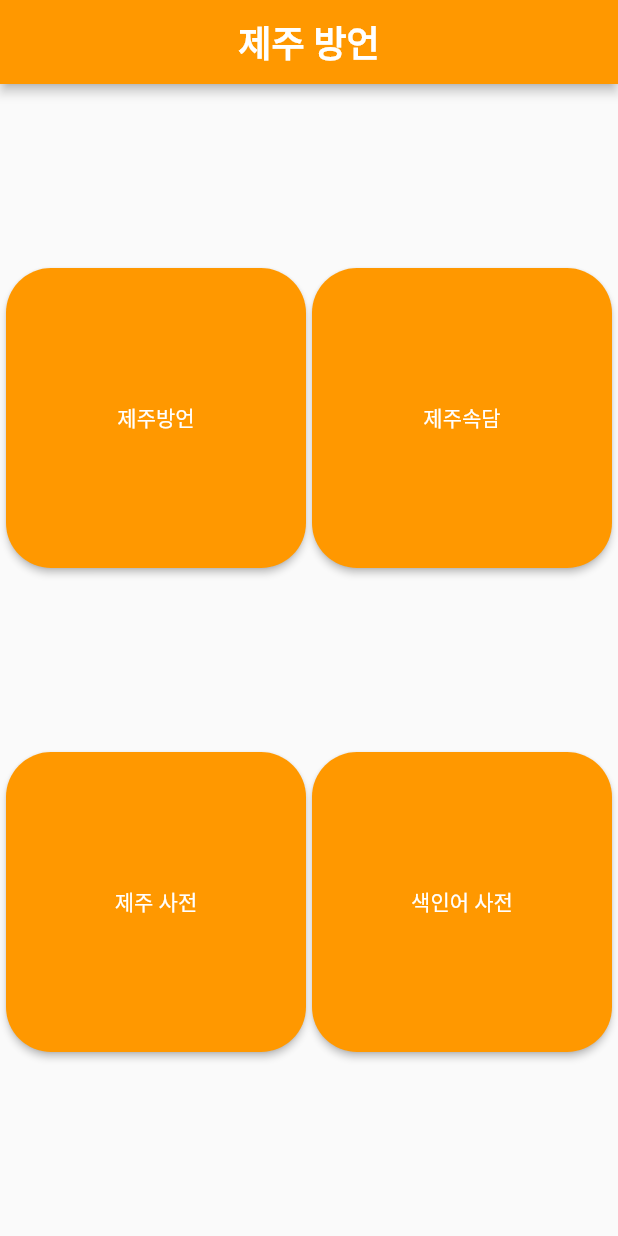
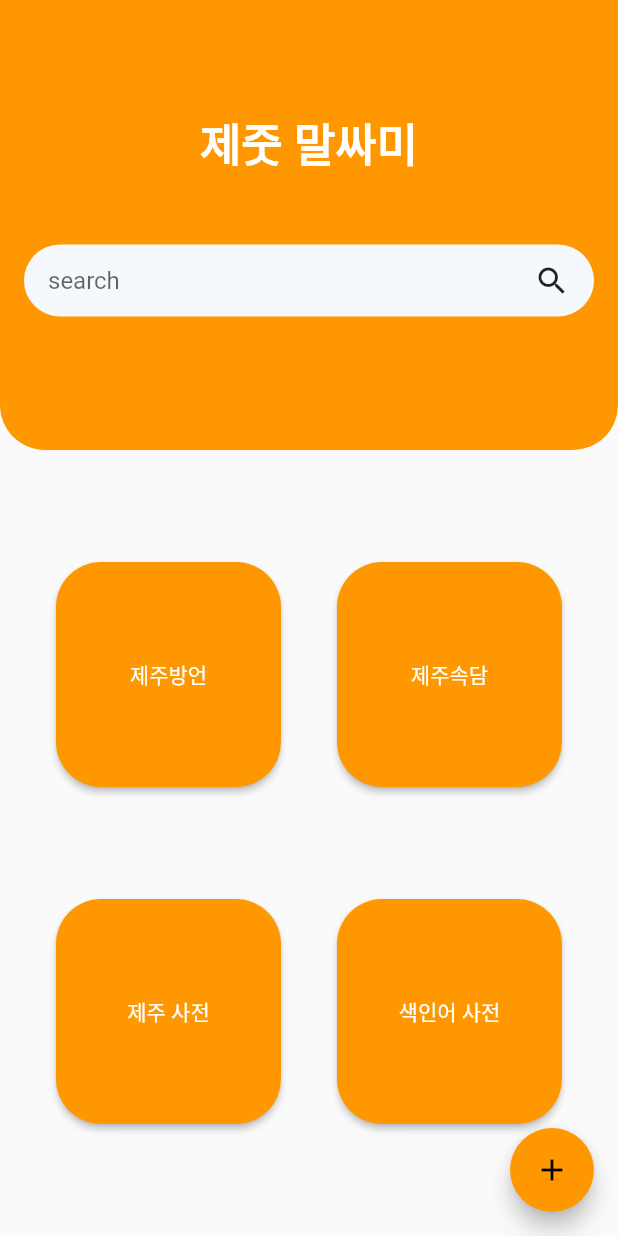
Before and after one commit to bonjin-app/jeju_dialect_old, a Flutter app: the screen it shows after launch, on a phone screen of 412 x 824 dp. Run offline on Flutter 3.47's test engine with Material 2 defaults, Android fonts, the phone set to English and light mode, and no system bars; our stand-ins replace logger; missing offline and left inert: xml2json.

Commit message:
메인화면 및 제주 방언 생활 페이지 수정

```diff
--- a/lib/screens/home/home_screen.dart
+++ b/lib/screens/home/home_screen.dart
@@ -5,48 +5,86 @@ import 'package:jejudialect/screens/keyword/keyword_screen.dart';
 import 'package:jejudialect/screens/lifedialect/lifedialect_screen.dart';
 import 'package:jejudialect/screens/proverb/proverb_screen.dart';
 
-void main() {
-  runApp(MaterialApp(
-    title: '제주방언',
-    home: Scaffold(
-      appBar: AppBar(
-        title: Text("제주 방언"),
-      ),
-      body: HomeScreen(),
-    ),
-  ));
-}
+class HomeScreen extends StatelessWidget {
+  static const String _longText = '제줏 말싸미';
 
-class HomeScreen extends StatelessWidget {
   @override
   Widget build(BuildContext context) {
+
     return Scaffold(
-      appBar: AppBar(
-        title: Text(
-          "제주 방언",
+      body: Column(
+        children: [
+          Container(
+            height: 300,
+            decoration: BoxDecoration(
+              color: Colors.orange,
+              borderRadius: BorderRadius.only(
+                  bottomLeft: Radius.circular(30),
+                  bottomRight: Radius.circular(30)),
+            ),
+            child: Center(
+              child: Column(
+                mainAxisAlignment: MainAxisAlignment.center,
+                children: <Widget>[
+                  Container(
+                    child: Column(
+                      crossAxisAlignment: CrossAxisAlignment.center,
+                      children: [
+                        Text(
+                          _longText,
                           style: TextStyle(
-              fontSize: 24, fontWeight: FontWeight.w600, color: Colors.white),
+                            fontSize: 30,
+                            fontWeight: FontWeight.w600,
+                            color: Colors.white,
                           ),
-        centerTitle: true,
-        backgroundColor: Colors.orange,
-        elevation: 3,
                         ),
-      body: Container(
+                        SizedBox(
+                          height: 30,
+                        ),
+                        Container(
+                          decoration: BoxDecoration(
+                              color: Color(0xFFF5F8FD),
+                              borderRadius: BorderRadius.circular(30)
+                          ),
+                          padding: const EdgeInsets.symmetric(horizontal: 16),
+                          margin: const EdgeInsets.symmetric(horizontal: 16, vertical: 16),
+                          child: Row(
+                            children: <Widget>[
+                              Expanded(
+                                child: TextField(
+
+                                  decoration: InputDecoration(
+                                    hintText: 'search',
+                                    border: InputBorder.none,
+                                  ),
+                                ),
+                              ),
+                              InkWell(
+                                onTap: () {
+                                },
+                                child: Container(child: Icon(Icons.search)),
+                              ),
+                            ],
+                          ),
+                        ),
+                      ],
+                    ),
+                  ),
+                ],
+              ),
+            ),
+          ),
+          Expanded(
+            child: Container(
               child: Column(
                 mainAxisAlignment: MainAxisAlignment.spaceEvenly,
                 children: <Widget>[
-//            Image(
-//              image: AssetImage('images/jeju.png'),
-//              width: 200,
-//              height: 200,
-//              fit: BoxFit.cover,
-//            ),
                   Row(
                     mainAxisAlignment: MainAxisAlignment.spaceEvenly,
                     children: <Widget>[
-                new SizedBox(
-                  width: 200,
-                  height: 200,
+                      SizedBox(
+                        width: 150,
+                        height: 150,
                         child: RaisedButton(
                             child: Text("제주방언"),
                             textColor: Colors.white,
@@ -60,11 +98,10 @@ class HomeScreen extends StatelessWidget {
                             shape: RoundedRectangleBorder(
                                 borderRadius: new BorderRadius.circular(30.0))),
                       ),
-                new SizedBox(
-                  width: 200,
-                  height: 200,
+                      SizedBox(
+                        width: 150,
+                        height: 150,
                         child: RaisedButton(
-//                    child: Image.asset('images/jeju.png'),
                             child: Text("제주속담"),
                             textColor: Colors.white,
                             color: Colors.orange,
@@ -82,9 +119,9 @@ class HomeScreen extends StatelessWidget {
                   Row(
                     mainAxisAlignment: MainAxisAlignment.spaceEvenly,
                     children: <Widget>[
-                new SizedBox(
-                  width: 200,
-                  height: 200,
+                      SizedBox(
+                        width: 150,
+                        height: 150,
                         child: RaisedButton(
                             child: Text("제주 사전"),
                             textColor: Colors.white,
@@ -98,9 +135,9 @@ class HomeScreen extends StatelessWidget {
                             shape: RoundedRectangleBorder(
                                 borderRadius: new BorderRadius.circular(30.0))),
                       ),
-                new SizedBox(
-                  width: 200,
-                  height: 200,
+                      SizedBox(
+                        width: 150,
+                        height: 150,
                         child: RaisedButton(
                             child: Text("색인어 사전"),
                             textColor: Colors.white,
@@ -119,6 +156,13 @@ class HomeScreen extends StatelessWidget {
                 ],
               ),
             ),
+          )
+        ],
+      ),
+      floatingActionButton: FloatingActionButton(
+        tooltip: 'Increment',
+        child: Icon(Icons.add),
+      ),
     );
   }
 }
--- a/lib/screens/lifedialect/components/lifedialect_item.dart
+++ b/lib/screens/lifedialect/components/lifedialect_item.dart
@@ -1,6 +1,5 @@
 import 'package:flutter/material.dart';
 import 'package:jejudialect/constants/strings.dart';
-import 'package:jejudialect/enums/life_dialect_type.dart';
 import 'package:jejudialect/models/life_dialect.dart';
 import 'package:jejudialect/screens/lifedialect/lifedialect_detail_screen.dart';
 import 'package:jejudialect/widgets/custom_tile.dart';
@@ -37,6 +36,17 @@ class LifeDialectItem extends StatelessWidget {
           ],
         ),
       ),
+      trailing: Container(
+        constraints: BoxConstraints(maxHeight: 60, maxWidth: 60),
+        child: Stack(
+          children: <Widget>[
+            CircleAvatar(
+              backgroundImage: NetworkImage("$baseUrl/${item.image1Url}"),
+              maxRadius: 30,
+            ),
+          ],
+        ),
+      ),
     );
   }
 }
--- a/lib/screens/lifedialect/lifedialect_screen.dart
+++ b/lib/screens/lifedialect/lifedialect_screen.dart
@@ -31,20 +31,17 @@ class _LifeDialectScreenState extends State<LifeDialectScreen> {
   Widget build(BuildContext context) {
 
     return Scaffold(
-      appBar: AppBar(),
+      appBar: AppBar(
+        title: Text(
+            "제주방언"
+        ),
+      ),
       body: ListView.builder(
-        itemCount: lifeDialectProvider.lifeDialect.jejunetApi.items.item.length,
+        padding: EdgeInsets.symmetric(horizontal: 16, vertical: 16),
+        itemCount: items.length,
         itemBuilder: (context, index) {
 
-          var items = lifeDialectProvider.lifeDialect.jejunetApi.items.item;
-
-          return ListTile(
-            leading: CircleAvatar(
-              backgroundImage: NetworkImage("$baseUrl/${items[index].image1Url}"),
-            ),
-            title: Text(items[index].name),
-            subtitle: Text(items[index].siteName),
-          );
+          return LifeDialectItem(item: items[index],);
         },
       ),
     );
```
Lines whose indentation alone changed are shown as unchanged.
